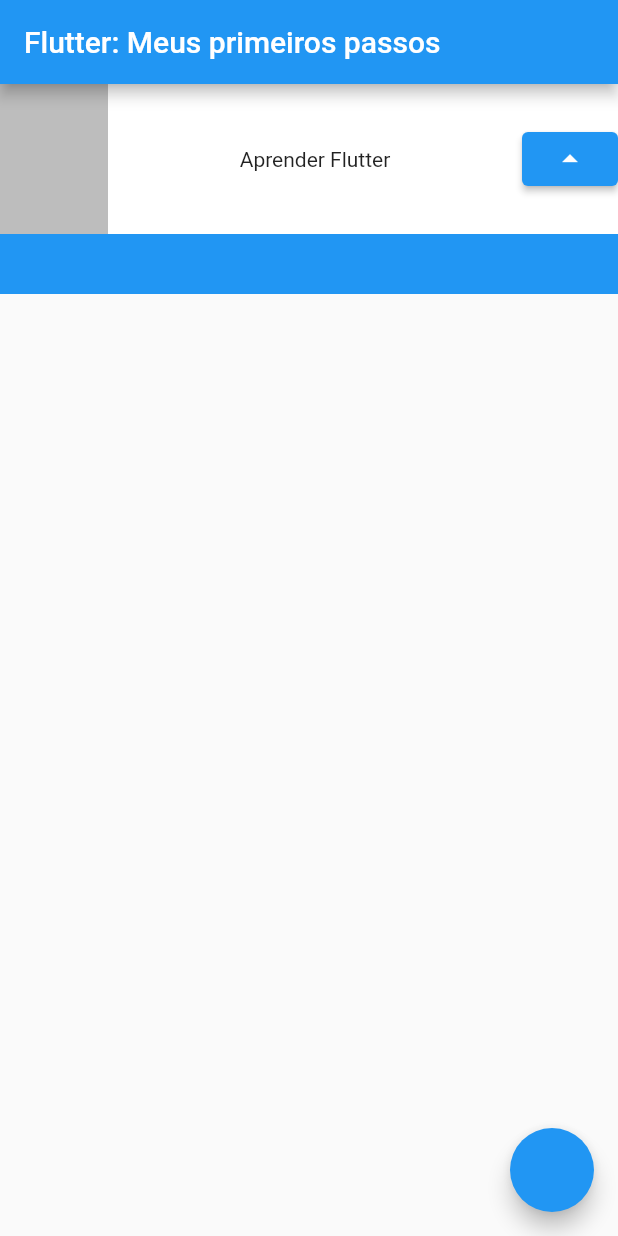
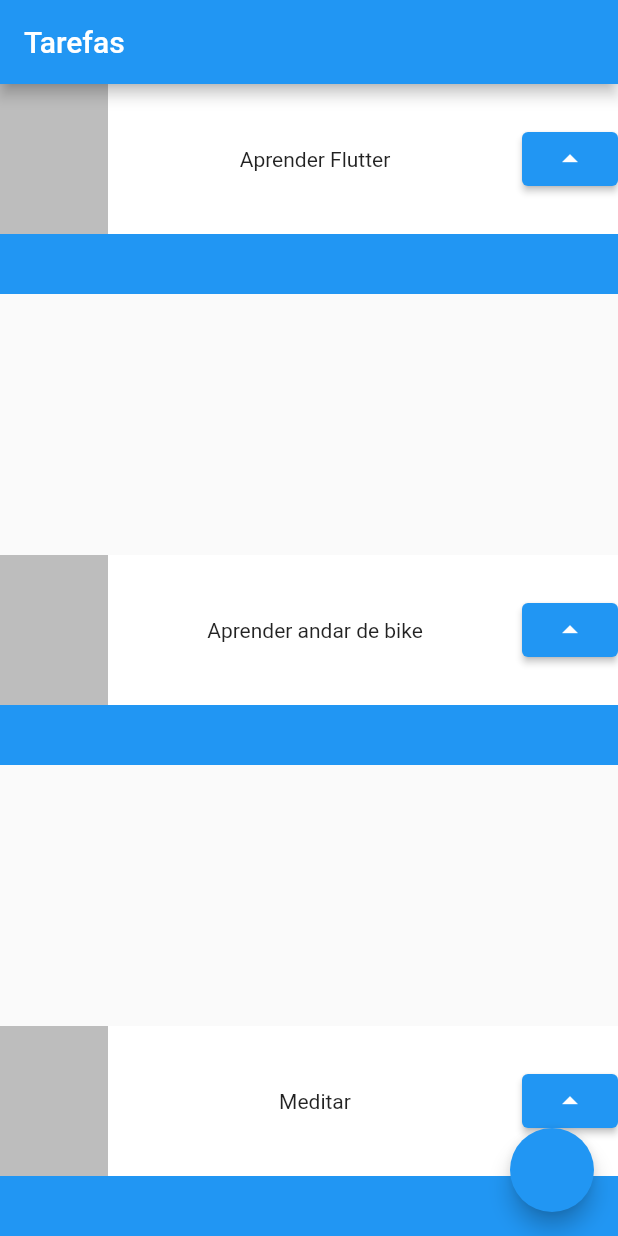
Before and after one commit to thanaracs/iniciando-flutter, a Flutter app: the screen it shows after launch, on a phone screen of 412 x 824 dp. Run offline on Flutter 3.47's test engine with Material 2 defaults, Android fonts, the phone set to English and light mode, and no system bars.

```diff
--- a/lib/main.dart
+++ b/lib/main.dart
@@ -17,9 +17,30 @@ class MyApp extends StatelessWidget {
       ),
       home:Scaffold(
         appBar: AppBar(
-          title: Text('Flutter: Meus primeiros passos'),
+          title: Text('Tarefas'),
           ),
-          body: Container(
+          body: Column(
+            mainAxisAlignment: MainAxisAlignment.spaceBetween,
+            children: [
+              Task('Aprender Flutter'),
+              Task('Aprender andar de bike'),
+              Task('Meditar'),
+            ],
+          ),
+          floatingActionButton: FloatingActionButton(onPressed: () {}
+          ),
+         ),
+    );
+  }
+}
+
+class Task extends StatelessWidget {
+  final String nome_task;
+  const Task(this.nome_task, {Key? key}) : super (key: key);
+
+  @override
+  Widget build(BuildContext context){
+    return Container(
             child: Stack(
               children: [
                 Container(color: Colors.blue, height: 140,),
@@ -34,16 +55,12 @@ class MyApp extends StatelessWidget {
                         width: 72,
                         height: 100,
                       ),
-                      Text('Aprender Flutter'),
+                      Text(nome_task),
                       ElevatedButton(onPressed: (){}, child: Icon(Icons.arrow_drop_up))
                     ],
                   ),)
               ],
             ),
-          ),
-          floatingActionButton: FloatingActionButton(onPressed: () {}
-          ),
-         ),
-    );
+          );
   }
 }
```
